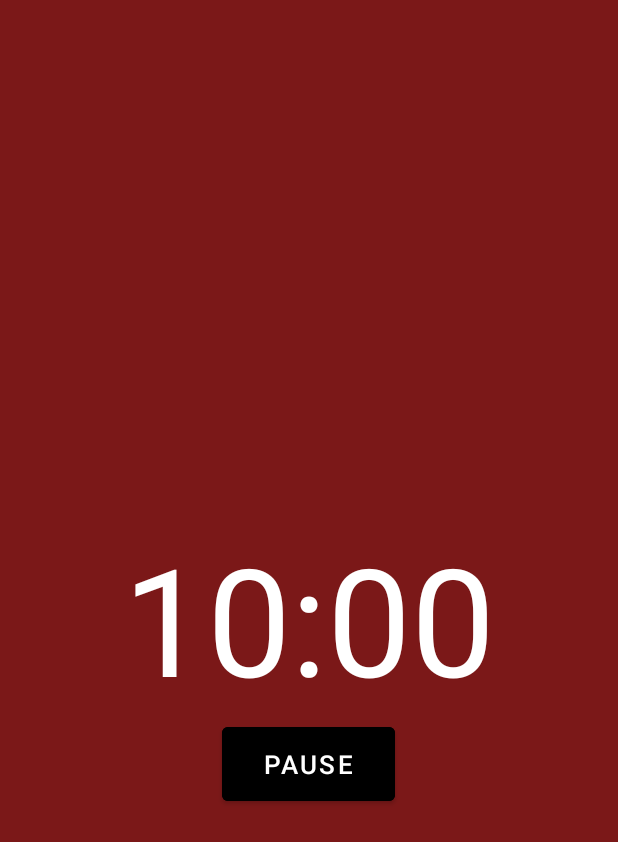
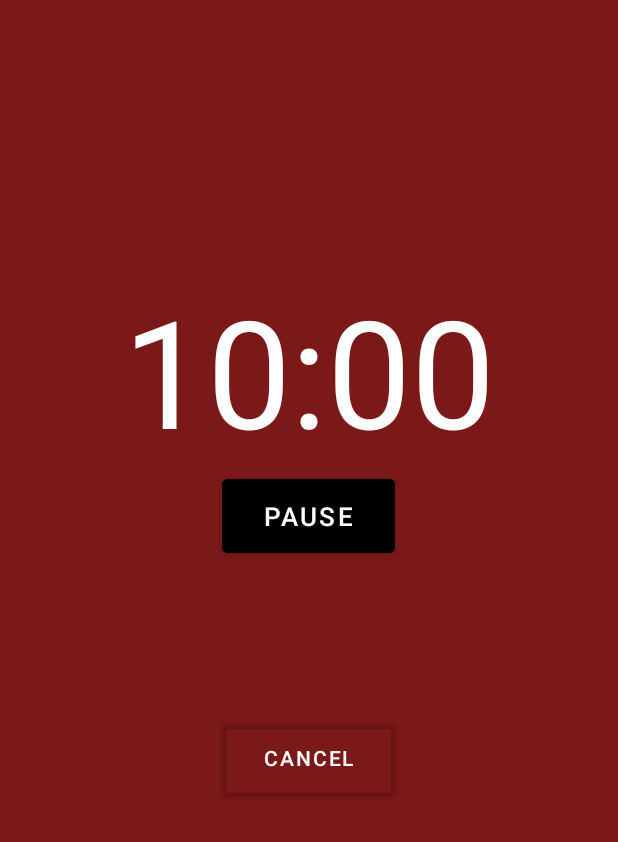
Before and after one commit to kkuang70/Pomo, an Android app: the layout activity_pomodoro_details.xml on its own in the app's theme, with its tools: preview values and no code run, on a phone screen of 412 x 824 dp. Shown: the top 842 px of the screen. Run offline under Robolectric (Android 15) with nearby library versions, the phone set to English and light mode, and no system bars.

Commit message:
add cancel button

```diff
--- a/app/src/main/java/com/example/pomo/util/Stopwatch.kt
+++ b/app/src/main/java/com/example/pomo/util/Stopwatch.kt
@@ -9,6 +9,7 @@ class Stopwatch(timeLeftInMilliseconds: Float, finishedFn: () -> Unit) {
     private var timeLeftInMilliseconds: Float = timeLeftInMilliseconds
     private var finishedFn = finishedFn
     private var timerRunning: Boolean = false
+
     private val _countDownText = MutableLiveData<String>()
     var countDownText : LiveData<String> = _countDownText
 
@@ -30,10 +31,10 @@ class Stopwatch(timeLeftInMilliseconds: Float, finishedFn: () -> Unit) {
         countDownTimer.cancel()
     }
     fun endTimer(){
-        timeLeftInMilliseconds = 0F
-        updateTimer()
 
+        finishedFn()
     }
+
 
     fun updateTimer() {
         val minutes: Int = (timeLeftInMilliseconds / 60000).toInt()
@@ -44,6 +45,7 @@ class Stopwatch(timeLeftInMilliseconds: Float, finishedFn: () -> Unit) {
             timeLeftText += "0"
         }
         timeLeftText += seconds
+
         _countDownText.value = timeLeftText
     }
 }
--- a/app/src/main/res/layout/activity_pomodoro_details.xml
+++ b/app/src/main/res/layout/activity_pomodoro_details.xml
@@ -12,8 +12,10 @@
         android:id="@+id/countdown_text"
         android:layout_width="wrap_content"
         android:layout_height="wrap_content"
-        android:layout_centerInParent="true"
+        android:layout_centerHorizontal="true"
+        android:layout_marginTop="180dp"
         android:text="10:00"
+
         android:textColor="@color/white"
         android:textSize="100sp" />
 
@@ -27,4 +29,16 @@
         android:text="PAUSE"
         android:textSize="17sp"/>
 
+    <Button
+        android:id="@+id/cancel_button"
+        android:layout_width="115dp"
+        android:layout_height="61dp"
+        android:text="CANCEL"
+        android:layout_below="@id/pause_button"
+        android:layout_centerHorizontal="true"
+        android:backgroundTint="@android:color/transparent"
+        android:layout_marginTop="100dp"
+
+        />
+
 </RelativeLayout>
```
Also changed, not shown: app/src/main/java/com/example/pomo/activities/PomodoroDetails.kt (+41 -1 lines).
